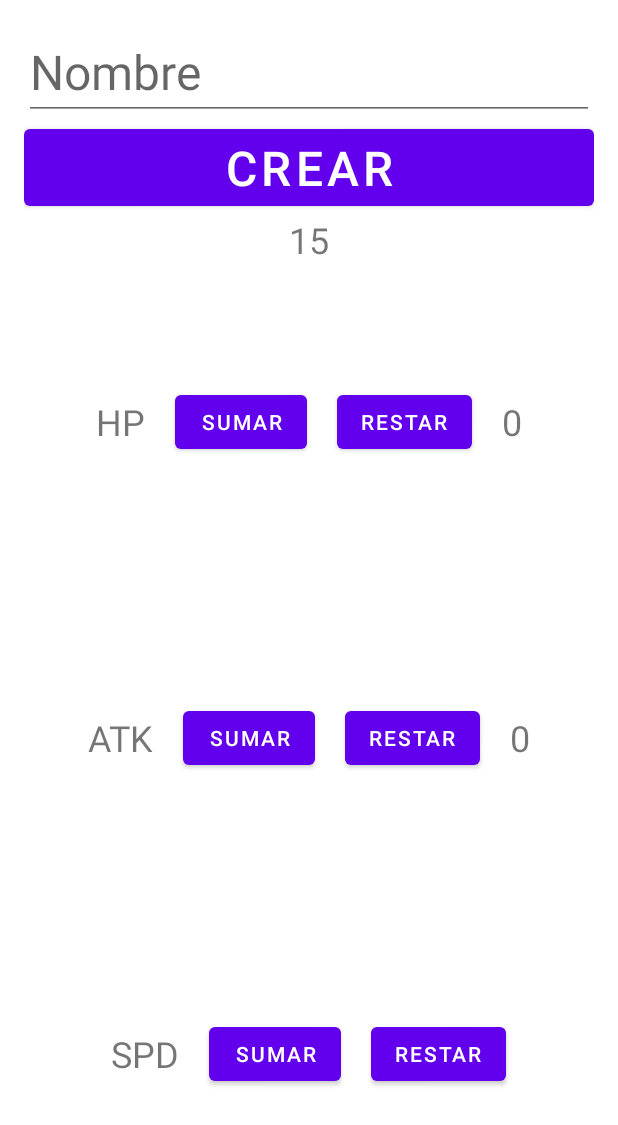
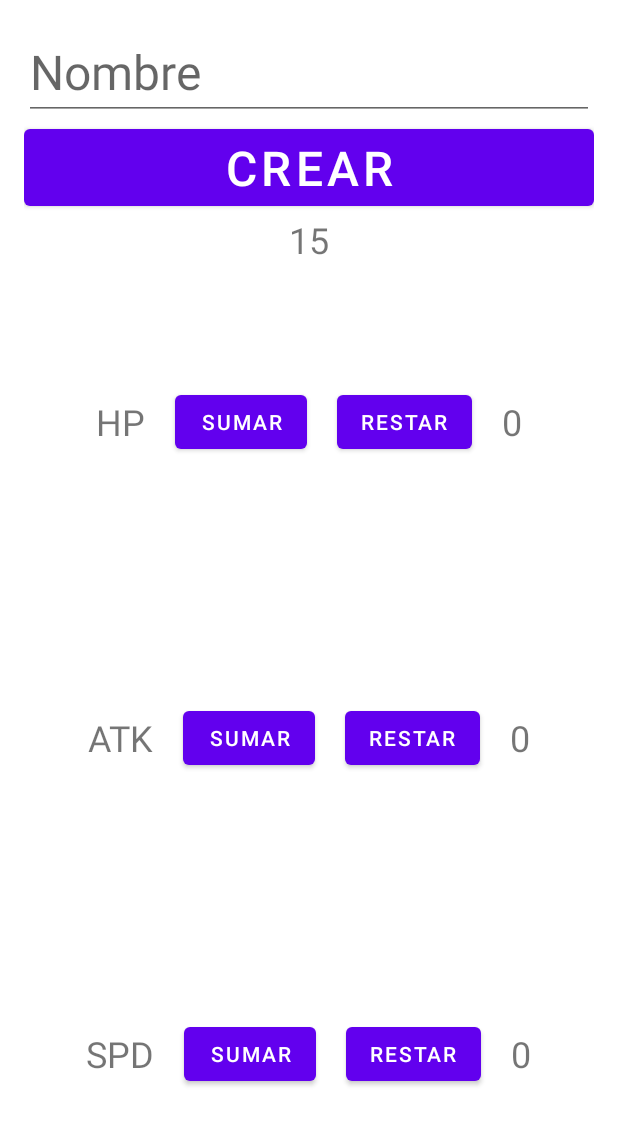
Before and after one commit to Alannegra/AndroidStudio, an Android app: the screen it shows after launch (MainActivity), after a tap on an icon or button, on a phone screen of 412 x 824 dp. Shown: the top 1125 px of the screen. Run offline under Robolectric (Android 15) with nearby library versions, the phone set to English and light mode, and no system bars; our stand-ins replace Room's generated code, navigation-ui; 1 statement that could not run was skipped.

Commit message:
08/12/21 19:05

```diff
--- a/app/src/main/java/com/company/room/Elemento.java
+++ b/app/src/main/java/com/company/room/Elemento.java
@@ -13,12 +13,14 @@ public class Elemento {
     float valoracion;
     int vida;
     int ataque;
+    int velocidad;
 
     /*public Elemento(String nombre, String descripcion, Integer vida, Integer ataque ) {*/
-    public Elemento(String nombre, Integer vida, Integer ataque ) {
+    public Elemento(String nombre, Integer vida, Integer ataque, Integer velocidad ) {
         this.nombre = nombre;
         /*this.descripcion = descripcion;*/
         this.vida = vida;
         this.ataque = ataque;
+        this.velocidad = velocidad;
     }
 }
--- a/app/src/main/java/com/company/room/ElementosBaseDeDatos.java
+++ b/app/src/main/java/com/company/room/ElementosBaseDeDatos.java
@@ -28,7 +28,7 @@ public abstract class ElementosBaseDeDatos extends RoomDatabase {
             synchronized (ElementosBaseDeDatos.class) {
                 if (INSTANCIA == null) {
                     INSTANCIA = Room.databaseBuilder(context,
-                            ElementosBaseDeDatos.class, "elementos3.db")
+                            ElementosBaseDeDatos.class, "elementos4.db")
                             .fallbackToDestructiveMigration()
                             .addCallback(new Callback() {
                                 @Override
--- a/app/src/main/java/com/company/room/ElementosViewModel.java
+++ b/app/src/main/java/com/company/room/ElementosViewModel.java
@@ -45,6 +45,8 @@ public class ElementosViewModel extends AndroidViewModel {
         return elementosRepositorio.masValorados();
     }
 
+
+
     LiveData<List<Elemento>> buscar(){
         return resultadoBusqueda;
     }
@@ -62,6 +64,8 @@ public class ElementosViewModel extends AndroidViewModel {
     }
 
 
+
+
     void seleccionar(Elemento elemento){
         elementoSeleccionado.setValue(elemento);
     }
--- a/app/src/main/java/com/company/room/MostrarElementoFragment.java
+++ b/app/src/main/java/com/company/room/MostrarElementoFragment.java
@@ -36,6 +36,7 @@ public class MostrarElementoFragment extends Fragment {
                /* binding.descripcion.setText(elemento.descripcion);*/
                 binding.vida.setText("" + elemento.vida);
                 binding.ataque.setText("" + elemento.ataque);
+                binding.velocidad.setText("" + elemento.velocidad);
 
                 binding.valoracion.setRating(elemento.valoracion);
 
--- a/app/src/main/res/layout/fragment_nuevo_elemento.xml
+++ b/app/src/main/res/layout/fragment_nuevo_elemento.xml
@@ -162,6 +162,15 @@
             android:layout_margin="10dp"
             />
 
+        <TextView
+            android:id="@+id/velocidad"
+            android:layout_width="wrap_content"
+            android:layout_height="wrap_content"
+            android:textSize="24sp"
+            android:layout_margin="10dp"
+            android:text="0"
+            tools:text="@sample/elementos.json/elementos/velocidad"
+            />
 
     </LinearLayout>
 
```
Also changed, not shown: app/src/main/java/com/company/room/NuevoElementoFragment.java (+37 -1 lines).
